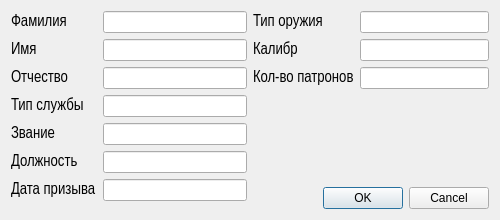
Before: the Qt Designer form addsoldierdialog.ui in DNDCpp/QT_army_project, drawn with Qt 5.
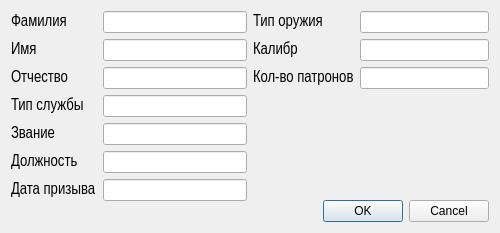
After: the same form once the commit is applied.

```diff
--- a/addsoldierdialog.ui
+++ b/addsoldierdialog.ui
@@ -7,7 +7,7 @@
     <x>0</x>
     <y>0</y>
     <width>500</width>
-    <height>220</height>
+    <height>233</height>
    </rect>
   </property>
   <property name="windowTitle">
```
Left out of the diff: 20 changed lines with no effect on the pictures.
